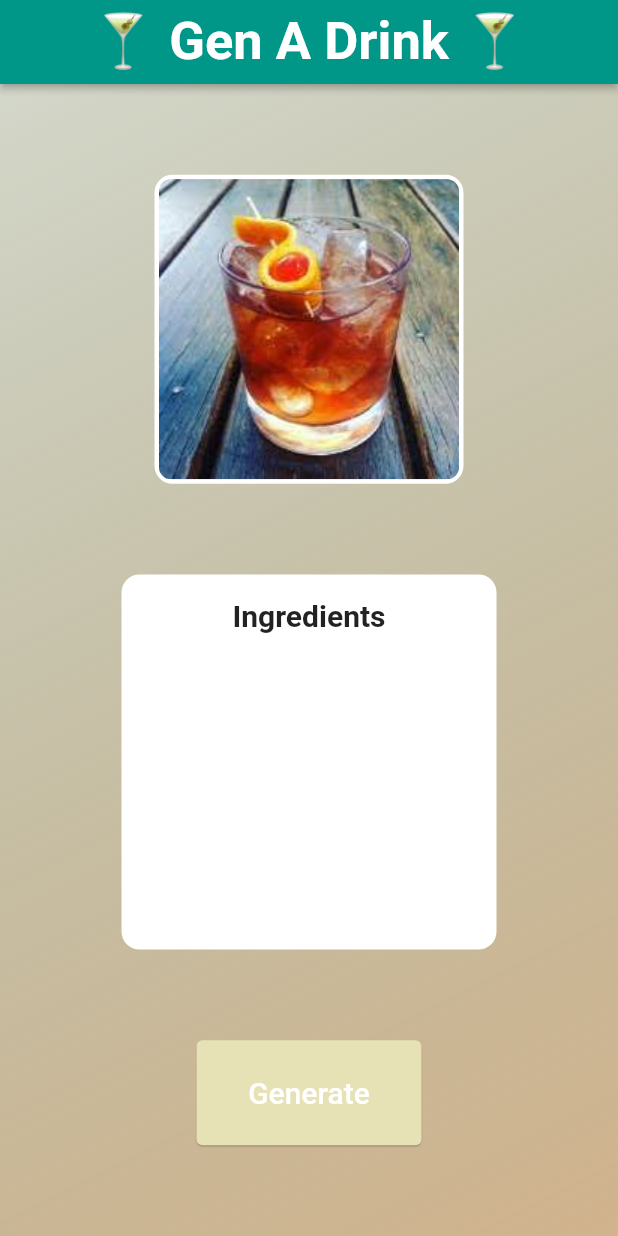
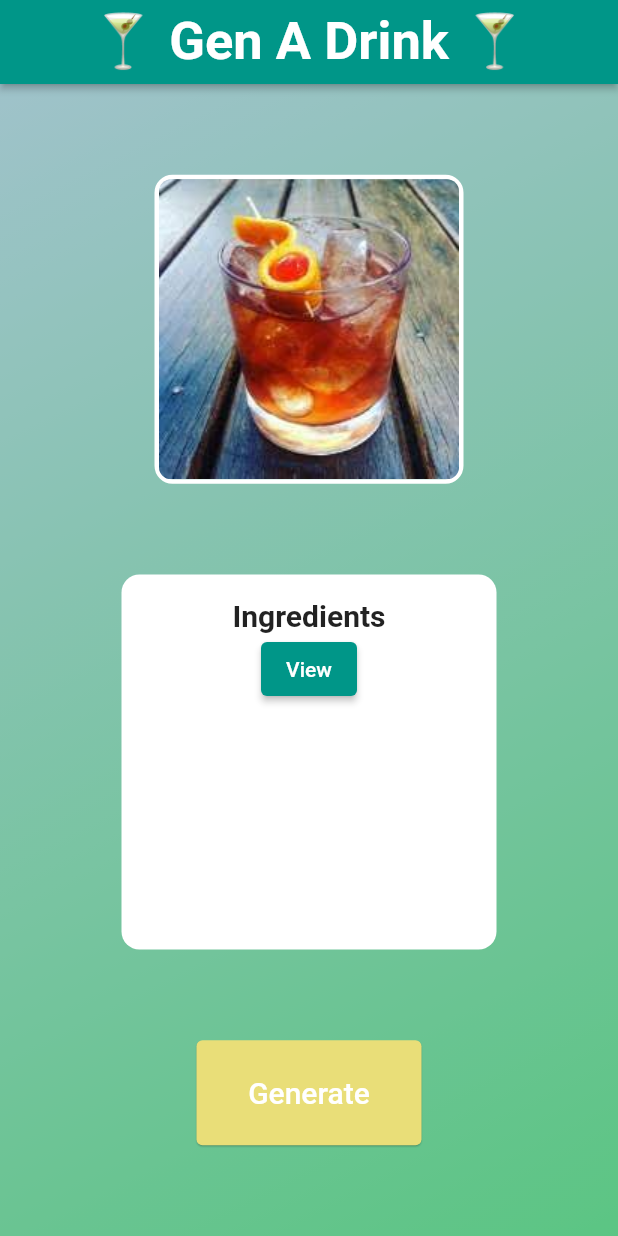
Before and after one commit to JunZhao20/cocktail-generator-FLUTTER, a Flutter app: the screen it shows after launch, after a tap on "Generate", on a phone screen of 412 x 824 dp. Run offline on Flutter 3.47's test engine with Material 2 defaults, Android fonts, the phone set to English and light mode, and no system bars; network calls fail.

Commit message:
Added view button for ingredients and started on api calls

```diff
--- a/cocktail_app/lib/pages/home.dart
+++ b/cocktail_app/lib/pages/home.dart
@@ -1,4 +1,5 @@
 import "package:flutter/material.dart";
+import 'package:http/http.dart' as http;
 
 class Homepage extends StatelessWidget {
   const Homepage({super.key});
@@ -11,8 +12,8 @@ class Homepage extends StatelessWidget {
             begin: Alignment.topLeft,
             end: Alignment.bottomRight,
             colors: [
-              Color.fromARGB(11, 104, 82, 10),
-              Color.fromARGB(204, 233, 151, 83)
+              Color.fromARGB(255, 149, 201, 243),
+              Color.fromARGB(255, 12, 206, 99)
             ]),
       ),
       child: Scaffold(
@@ -56,7 +57,11 @@ class Homepage extends StatelessWidget {
                         style: TextStyle(
                             fontSize: 20, fontWeight: FontWeight.bold),
                       ),
-                    )
+                    ),
+                    ElevatedButton(
+                      onPressed: () => {},
+                      child: const Text('View'),
+                    ),
                   ],
                 ),
               ),
@@ -64,9 +69,13 @@ class Homepage extends StatelessWidget {
               //     'Ingredients:\n- whistky\n- apple juice\n- fruit punch')),
               ElevatedButton(
                 // Generate random cocktail
-                onPressed: () => {},
+                onPressed: () async {
+                  const Url = 'www.thecocktaildb.com/api/json/v1/1/random.php';
+                  final data = Uri.parse(Url);
+                  final response = await http.get(data);
+                },
                 style: ElevatedButton.styleFrom(
-                    backgroundColor: const Color.fromARGB(255, 231, 226, 182),
+                    backgroundColor: Color.fromARGB(255, 233, 222, 120),
                     elevation: 0.5,
                     minimumSize: const Size(150, 70)),
                 child: const Text(
```
